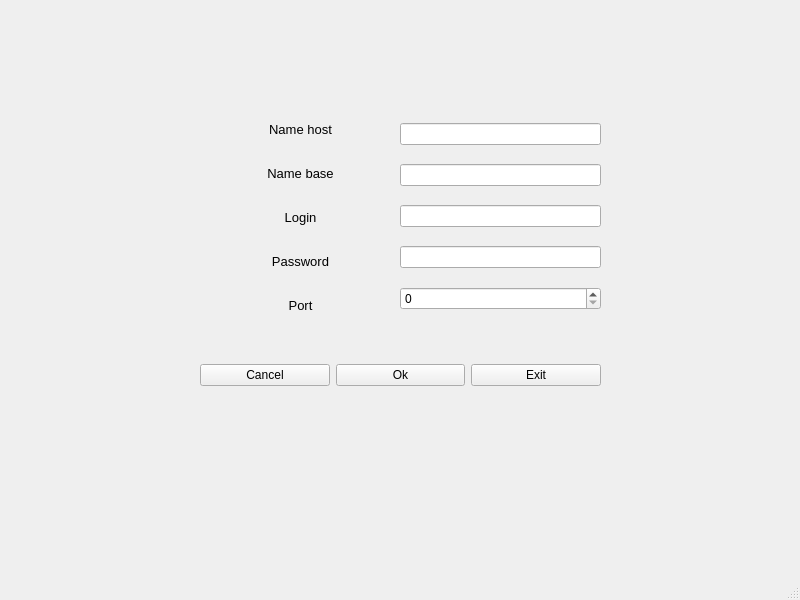
Before: the Qt Designer form 3 Designer/mainwindow.ui in NikitaEr2003/Qt_homeworks, drawn with Qt 5.
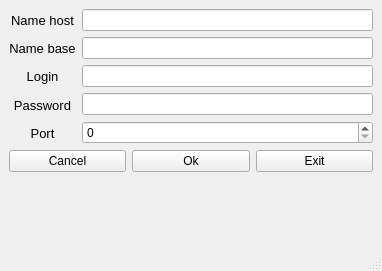
After: the same form once the commit is applied.

The edit to the form file:
```diff
--- a/3 Designer/mainwindow.ui
+++ b/3 Designer/mainwindow.ui
@@ -6,54 +6,16 @@
    <rect>
     <x>0</x>
     <y>0</y>
-    <width>800</width>
-    <height>600</height>
+    <width>382</width>
+    <height>271</height>
    </rect>
   </property>
   <property name="windowTitle">
    <string>MainWindow</string>
   </property>
   <widget class="QWidget" name="centralwidget">
-   <widget class="QWidget" name="verticalLayoutWidget">
-    <property name="geometry">
-     <rect>
-      <x>400</x>
-      <y>110</y>
-      <width>201</width>
-      <height>214</height>
-     </rect>
-    </property>
-    <layout class="QVBoxLayout" name="verticalLayout_line_edit_">
-     <item>
-      <widget class="QLineEdit" name="line_edit_name_host_"/>
-     </item>
-     <item>
-      <widget class="QLineEdit" name="line_edit_name_base_"/>
-     </item>
-     <item>
-      <widget class="QLineEdit" name="line_edit_login_"/>
-     </item>
-     <item>
-      <widget class="QLineEdit" name="line_edit_password_"/>
-     </item>
-     <item>
-      <widget class="QSpinBox" name="spin_box_port_">
-       <property name="maximum">
-        <number>255</number>
-       </property>
-      </widget>
-     </item>
-    </layout>
-   </widget>
-   <widget class="QWidget" name="verticalLayoutWidget_2">
-    <property name="geometry">
-     <rect>
-      <x>200</x>
-      <y>110</y>
-      <width>201</width>
-      <height>214</height>
-     </rect>
-    </property>
+   <layout class="QFormLayout" name="formLayout">
+    <item row="0" column="0">
     <layout class="QVBoxLayout" name="verticalLayout_label_edit_">
      <item>
       <widget class="QLabel" name="label_name_host_">
@@ -132,16 +94,31 @@
       </widget>
      </item>
     </layout>
-   </widget>
-   <widget class="QWidget" name="horizontalLayoutWidget">
-    <property name="geometry">
-     <rect>
-      <x>200</x>
-      <y>320</y>
-      <width>401</width>
-      <height>111</height>
-     </rect>
-    </property>
+    </item>
+    <item row="0" column="1">
+     <layout class="QVBoxLayout" name="verticalLayout_line_edit_">
+      <item>
+       <widget class="QLineEdit" name="line_edit_name_host_"/>
+      </item>
+      <item>
+       <widget class="QLineEdit" name="line_edit_name_base_"/>
+      </item>
+      <item>
+       <widget class="QLineEdit" name="line_edit_login_"/>
+      </item>
+      <item>
+       <widget class="QLineEdit" name="line_edit_password_"/>
+      </item>
+      <item>
+       <widget class="QSpinBox" name="spin_box_port_">
+        <property name="maximum">
+         <number>255</number>
+        </property>
+       </widget>
+      </item>
+     </layout>
+    </item>
+    <item row="1" column="0" colspan="2">
     <layout class="QHBoxLayout" name="horizontalLayout_buttons_edit_">
      <item>
       <widget class="QPushButton" name="button_cancel_">
@@ -165,7 +142,8 @@
       </widget>
      </item>
     </layout>
-   </widget>
+    </item>
+   </layout>
   </widget>
   <widget class="QMenuBar" name="menubar">
    <property name="geometry">
```
Left out of the diff: 2 changed lines with no effect on the pictures. Lines whose indentation alone changed are shown as unchanged.
